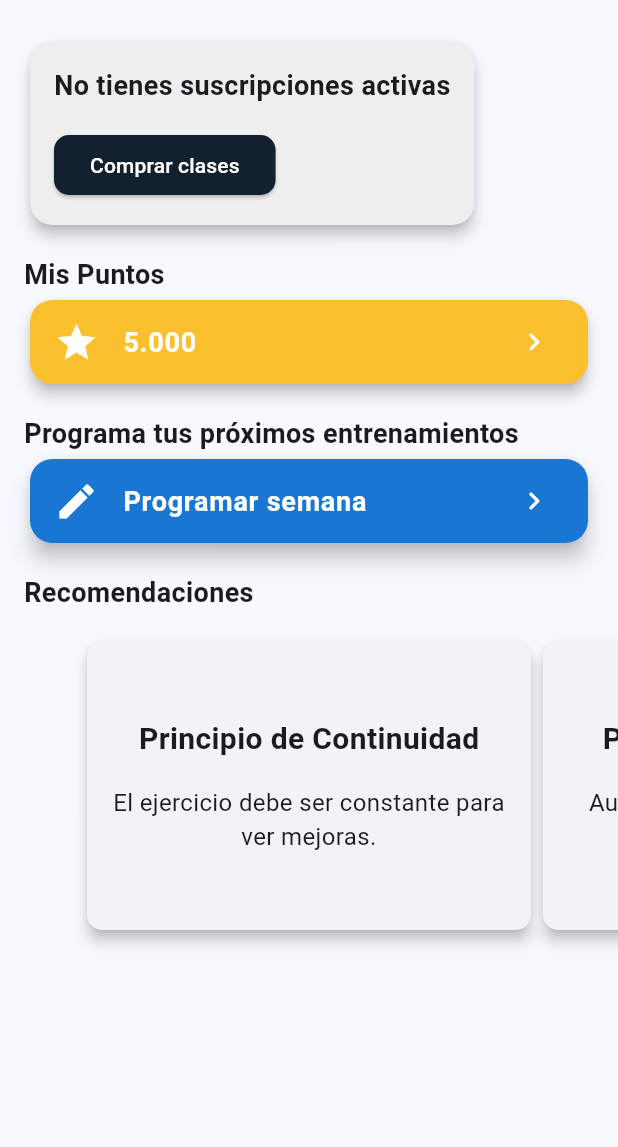
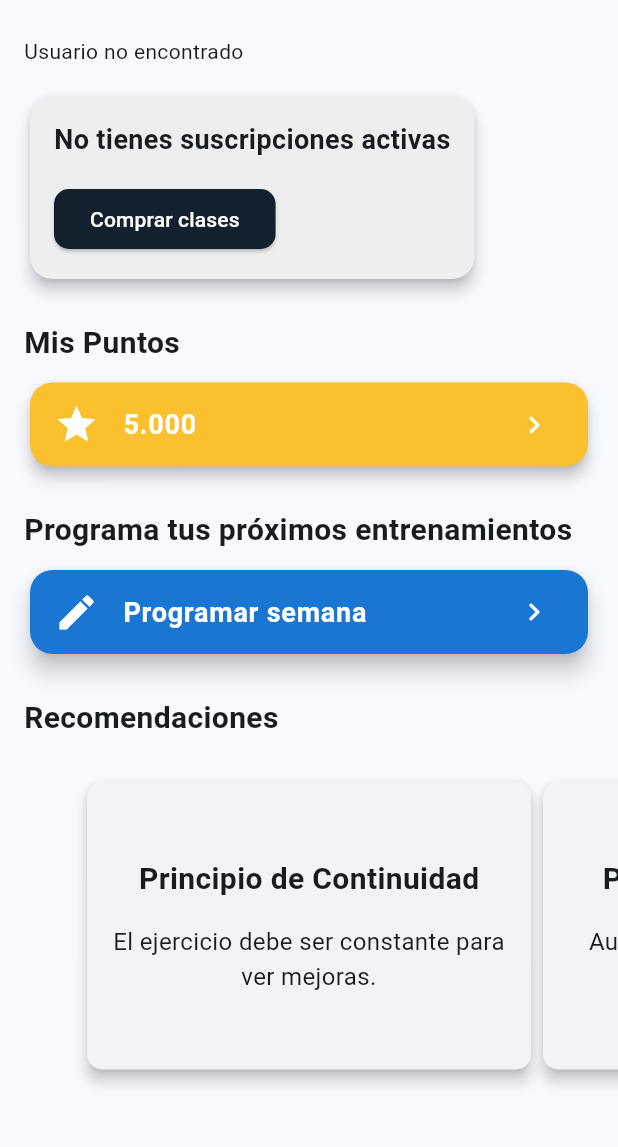
Before and after one commit to LucasAvilaDev/lemonApp, a Flutter app: the HomePage screen opened directly, on a phone screen of 412 x 824 dp, the part 72-1219 px from its top. Run offline on Flutter 3.47's test engine with Material 3 defaults, Android fonts, the light colour scheme and no system bars; our stand-ins replace image_picker, shared_preferences, sqflite; accounts and stored records are empty.

Commit message:
Reserva de clases

```diff
--- a/lib/src/pages/home_page.dart
+++ b/lib/src/pages/home_page.dart
@@ -18,14 +18,14 @@ class HomePageState extends State<HomePage> {
   Map<String, dynamic>? suscripciones;
   int _clasesTotales = 0;
   int _clasesRestantes = 0;
+  bool isLoading = true;
 
   @override
   void initState() {
     super.initState();
-    _loadClases(); // Cargar las clases del usuario al inicializar
+    _loadClases();
   }
 
-  bool isLoading = true;
   Future<void> _loadClases() async {
     setState(() {
       isLoading = true;
@@ -54,11 +54,100 @@ class HomePageState extends State<HomePage> {
     return prefs.getInt('userId');
   }
 
+  Future<String> getUserName() async {
+    int? userId = await getUserId();
+
+    if (userId == null) {
+      throw Exception('ID de usuario no disponible');
+    }
+
+    var user = await _dbHelper.getUserById(userId);
+
+    if (user != null && user.containsKey('first_name')) {
+      return user['first_name'] as String;
+    } else {
+      throw Exception('Usuario no encontrado');
+    }
+  }
+
+  Widget _buildSectionTitle(String title) {
+    return Padding(
+      padding: const EdgeInsets.symmetric(vertical: 8.0),
+      child: Text(
+        title,
+        style: const TextStyle(fontSize: 20, fontWeight: FontWeight.bold),
+      ),
+    );
+  }
+
+  Widget _buildProximoEntrenamientoCard() {
+  return FutureBuilder(
+    future: getUserId(),
+    builder: (context, snapshot) {
+      if (snapshot.connectionState == ConnectionState.waiting) {
+        return const CircularProgressIndicator(); // Muestra un indicador de carga mientras esperas los datos
+      }
+
+      if (snapshot.hasError) {
+        return const Text("Error al cargar el próximo entrenamiento");
+      }
+
+      int? userId = snapshot.data;
+      if (userId == null) {
+        return const Text("Usuario no encontrado");
+      }
+
+      return FutureBuilder(
+        future: _dbHelper.getProximoEntrenamiento(userId),
+        builder: (context, trainingSnapshot) {
+          if (trainingSnapshot.connectionState == ConnectionState.waiting) {
+            return const CircularProgressIndicator(); // Indicador de carga mientras espera los datos de entrenamiento
+          }
+
+          if (trainingSnapshot.hasError) {
+            return const Text("Error al cargar el próximo entrenamiento");
+          }
+
+          var proximoEntrenamiento = trainingSnapshot.data;
+          String message;
+
+          if (proximoEntrenamiento != null) {
+            final fecha = DateTime.parse(proximoEntrenamiento['reservation_date']);
+            final now = DateTime.now();
+
+            if (fecha.day == now.day && fecha.month == now.month && fecha.year == now.year) {
+              message = "Tu próximo entrenamiento es hoy";
+            } else if (fecha.isAtSameMomentAs(now.add(const Duration(days: 1)))) {
+              message = "Tu próximo entrenamiento es mañana";
+            } else {
+              message = "Tu próximo entrenamiento es el ${fecha.toLocal().toString().split(' ')[0]}";
+            }
+          } else {
+            message = "No olvides programar tus entrenamientos";
+          }
+
+          return Card(
+            elevation: 4,
+            shape: RoundedRectangleBorder(borderRadius: BorderRadius.circular(15)),
+            color: Colors.purple[100],
+            child: Padding(
+              padding: const EdgeInsets.all(16.0),
+              child: Text(
+                message,
+                style: const TextStyle(fontSize: 18, fontWeight: FontWeight.bold),
+              ),
+            ),
+          );
+        },
+      );
+    },
+  );
+}
+
   Widget _buildMisClasesCard() {
     if (suscripciones == null) {
-      // Mostrar la tarjeta de compra si no hay suscripciones
       return Card(
-        color: Colors.grey[200], // Fondo en amarillo para resaltar puntos
+        color: Colors.grey[200],
         elevation: 4,
         shape: RoundedRectangleBorder(borderRadius: BorderRadius.circular(15)),
         child: Padding(
@@ -68,10 +157,7 @@ class HomePageState extends State<HomePage> {
             children: [
               const Text(
                 'No tienes suscripciones activas',
-                style: TextStyle(
-                  fontSize: 18,
-                  fontWeight: FontWeight.bold,
-                ),
+                style: TextStyle(fontSize: 18, fontWeight: FontWeight.bold),
               ),
               const SizedBox(height: 16),
               ElevatedButton(
@@ -89,10 +175,7 @@ class HomePageState extends State<HomePage> {
                     borderRadius: BorderRadius.circular(10),
                   ),
                 ),
-                child: const Text(
-                  'Comprar clases',
-                  style: TextStyle(color: Colors.white),
-                ),
+                child: const Text('Comprar clases', style: TextStyle(color: Colors.white)),
               ),
             ],
           ),
@@ -100,10 +183,8 @@ class HomePageState extends State<HomePage> {
       );
     }
 
-    // Si hay suscripciones, mostrar la tarjeta con la barra de progreso
     return Card(
-      color: Colors.grey[200], // Fondo en amarillo para resaltar puntos
-
+      color: Colors.grey[200],
       elevation: 4,
       shape: RoundedRectangleBorder(borderRadius: BorderRadius.circular(15)),
       child: Padding(
@@ -111,60 +192,20 @@ class HomePageState extends State<HomePage> {
         child: Column(
           crossAxisAlignment: CrossAxisAlignment.start,
           children: [
-            Row(
-              mainAxisAlignment: MainAxisAlignment
-                  .spaceBetween, // Espacio entre "Mis Clases" y el botón
-              children: [
-                const Text(
-                  'Mis Clases',
-                  style: TextStyle(
-                    fontSize: 24,
-                    fontWeight: FontWeight.bold,
-                  ),
-                ),
-                TextButton(
-                  onPressed: () {
-                    // Acción para navegar al historial
-                  },
-                  child: const Text(
-                    'Ver Historial',
-                    style: TextStyle(
-                      fontSize: 14,
-                      color: Colors.blue, // Color del botón
-                    ),
-                  ),
-                ),
-              ],
+            const Text(
+              'Mis Clases',
+              style: TextStyle(fontSize: 24, fontWeight: FontWeight.bold),
             ),
             const SizedBox(height: 16),
             LinearProgressIndicator(
               borderRadius: const BorderRadius.all(Radius.circular(50)),
               minHeight: 8,
-              value: _clasesTotales > 0
-                  ? _clasesRestantes / _clasesTotales
-                  : 0, // Asegurarse de que no divida por cero
+              value: _clasesTotales > 0 ? _clasesRestantes / _clasesTotales : 0,
               backgroundColor: Colors.grey[300],
-              valueColor: const AlwaysStoppedAnimation<Color>(
-                Color(0xFF13212E),
-              ),
+              valueColor: const AlwaysStoppedAnimation<Color>(Color(0xFF13212E)),
             ),
             const SizedBox(height: 16),
-            Row(
-              mainAxisAlignment: MainAxisAlignment.spaceBetween,
-              children: [
-                Text(
-                  '$_clasesRestantes disponibles',
-                  style: const TextStyle(
-                      fontSize: 16, fontWeight: FontWeight.w500),
-                ),
-                const SizedBox(height: 4),
-                Text(
-                  '$_clasesTotales',
-                  style: const TextStyle(
-                      fontSize: 16, fontWeight: FontWeight.w500),
-                ),
-              ],
-            ),
+            Text('$_clasesRestantes disponibles de $_clasesTotales'),
             const SizedBox(height: 16),
             ElevatedButton(
               onPressed: () {
@@ -181,10 +222,7 @@ class HomePageState extends State<HomePage> {
                   borderRadius: BorderRadius.circular(10),
                 ),
               ),
-              child: const Text(
-                'Comprar clases',
-                style: TextStyle(color: Colors.white),
-              ),
+              child: const Text('Comprar clases', style: TextStyle(color: Colors.white)),
             ),
           ],
         ),
@@ -197,16 +235,14 @@ class HomePageState extends State<HomePage> {
     return Scaffold(
       appBar: AppBar(
         title: FutureBuilder<String>(
-          future: getUserName(), // Llama a la función asíncrona
+          future: getUserName(),
           builder: (context, snapshot) {
             if (snapshot.connectionState == ConnectionState.waiting) {
-              return const Text(
-                  'Cargando...'); // Muestra mientras espera los datos
+              return const Text('Cargando...');
             } else if (snapshot.hasError) {
               return const Text('Error al cargar');
             } else if (snapshot.hasData) {
-              return Text(
-                  '¡Hola, ${snapshot.data}!'); // Muestra el nombre del usuario
+              return Text('¡Hola, ${snapshot.data}!');
             } else {
               return const Text('Usuario no encontrado');
             }
@@ -217,9 +253,7 @@ class HomePageState extends State<HomePage> {
             padding: const EdgeInsets.all(8.0),
             child: GestureDetector(
               onTap: () {
-                // Aquí navegas a la pantalla de perfil de usuario
-                Navigator.pushNamed(context,
-                    'userProfile'); // Reemplaza 'userProfile' con el nombre de tu ruta
+                Navigator.pushNamed(context, 'userProfile');
               },
               child: const CircleAvatar(child: Icon(Icons.person)),
             ),
@@ -232,6 +266,8 @@ class HomePageState extends State<HomePage> {
           child: Column(
             crossAxisAlignment: CrossAxisAlignment.start,
             children: [
+              _buildProximoEntrenamientoCard(),
+              const SizedBox(height: 16),
               _buildMisClasesCard(),
               const SizedBox(height: 16),
               _buildSectionTitle('Mis Puntos'),
@@ -250,48 +286,18 @@ class HomePageState extends State<HomePage> {
     );
   }
 
-  Future<String> getUserName() async {
-    int? userId = await getUserId(); // Obtiene el ID de usuario
-
-    if (userId == null) {
-      throw Exception('ID de usuario no disponible');
-    }
-
-    var user =
-        await _dbHelper.getUserById(userId); // user es un Map<String, dynamic>
-
-    // Verifica si el mapa contiene la clave que buscas
-    if (user != null && user.containsKey('first_name')) {
-      return user['first_name'] as String; // Asegura que sea un String
-    } else {
-      throw Exception('Usuario no encontrado');
-    }
-  }
-
-  Widget _buildSectionTitle(String title) {
-    return Text(
-      title,
-      style: const TextStyle(
-        fontSize: 18,
-        fontWeight: FontWeight.bold,
-      ),
-    );
-  }
-
   Widget _buildMisPuntosCard() {
     return Card(
       elevation: 4,
       shape: RoundedRectangleBorder(borderRadius: BorderRadius.circular(15)),
-      color: Colors.yellow[700], // Fondo en amarillo para resaltar puntos
+      color: Colors.yellow[700],
       child: ListTile(
         title: const Text(
           '5.000',
-          style: TextStyle(
-              fontWeight: FontWeight.bold, fontSize: 18, color: Colors.white),
+          style: TextStyle(fontWeight: FontWeight.bold, fontSize: 18, color: Colors.white),
         ),
         leading: const Icon(Icons.star, color: Colors.white, size: 30),
-        trailing:
-            const Icon(Icons.keyboard_arrow_right_rounded, color: Colors.white),
+        trailing: const Icon(Icons.keyboard_arrow_right_rounded, color: Colors.white),
         onTap: () {
           Navigator.push(
             context,
@@ -301,6 +307,7 @@ class HomePageState extends State<HomePage> {
       ),
     );
   }
+
 
   Widget _buildReservaCard() {
     return Card(
```
Also changed, not shown: lib/db_test.dart (+47 -21 lines), lib/src/pages/mis_reservas_page.dart (+33 -2 lines), lib/src/pages/reserva_page.dart (+45 -26 lines), lib/src/pages/programar_clase_page.dart (deleted).
